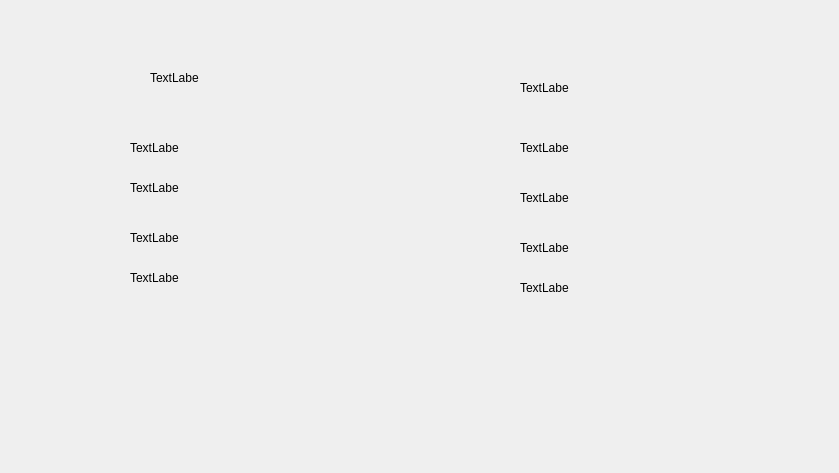
First picture: the form in Military/dialogwiner.ui, repository DmitryBizCode/MilitaryQt, before the edit.
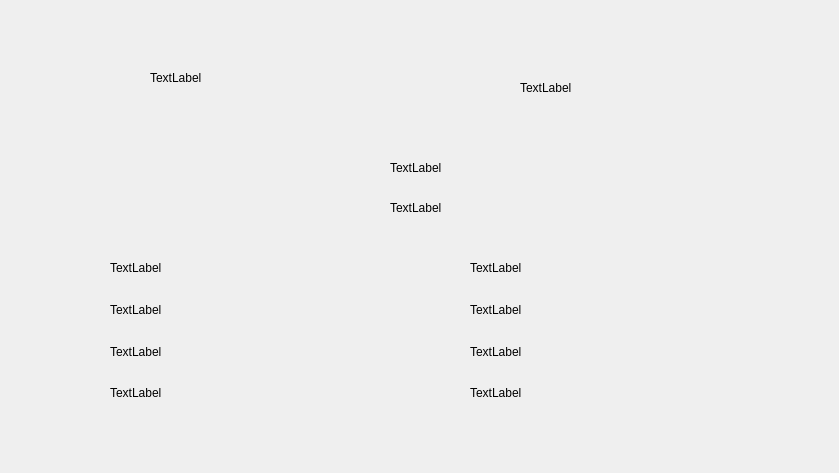
Second picture: the form after the edit.

```diff
--- a/Military/dialogwiner.ui
+++ b/Military/dialogwiner.ui
@@ -18,7 +18,7 @@
     <rect>
      <x>150</x>
      <y>70</y>
-     <width>49</width>
+     <width>151</width>
      <height>16</height>
     </rect>
    </property>
@@ -31,7 +31,7 @@
     <rect>
      <x>520</x>
      <y>80</y>
-     <width>49</width>
+     <width>131</width>
      <height>16</height>
     </rect>
    </property>
@@ -39,103 +39,105 @@
     <string>TextLabel</string>
    </property>
   </widget>
+  <widget class="QWidget" name="verticalLayoutWidget">
+   <property name="geometry">
+    <rect>
+     <x>110</x>
+     <y>250</y>
+     <width>261</width>
+     <height>161</height>
+    </rect>
+   </property>
+   <layout class="QVBoxLayout" name="verticalLayout">
+    <item>
   <widget class="QLabel" name="Ta">
-   <property name="geometry">
-    <rect>
-     <x>130</x>
-     <y>140</y>
-     <width>49</width>
-     <height>16</height>
-    </rect>
-   </property>
    <property name="text">
     <string>TextLabel</string>
    </property>
   </widget>
+    </item>
+    <item>
   <widget class="QLabel" name="Sa">
-   <property name="geometry">
-    <rect>
-     <x>130</x>
-     <y>180</y>
-     <width>49</width>
-     <height>16</height>
-    </rect>
-   </property>
    <property name="text">
     <string>TextLabel</string>
    </property>
   </widget>
+    </item>
+    <item>
   <widget class="QLabel" name="Va">
-   <property name="geometry">
-    <rect>
-     <x>130</x>
-     <y>230</y>
-     <width>49</width>
-     <height>16</height>
-    </rect>
-   </property>
    <property name="text">
     <string>TextLabel</string>
    </property>
   </widget>
+    </item>
+    <item>
   <widget class="QLabel" name="Da">
+      <property name="text">
+       <string>TextLabel</string>
+      </property>
+     </widget>
+    </item>
+   </layout>
+  </widget>
+  <widget class="QWidget" name="verticalLayoutWidget_2">
    <property name="geometry">
     <rect>
-     <x>130</x>
-     <y>270</y>
-     <width>49</width>
-     <height>16</height>
+     <x>470</x>
+     <y>250</y>
+     <width>281</width>
+     <height>161</height>
     </rect>
    </property>
-   <property name="text">
-    <string>TextLabel</string>
-   </property>
-  </widget>
+   <layout class="QVBoxLayout" name="verticalLayout_2">
+    <item>
   <widget class="QLabel" name="Tb">
-   <property name="geometry">
-    <rect>
-     <x>520</x>
-     <y>140</y>
-     <width>49</width>
-     <height>16</height>
-    </rect>
-   </property>
    <property name="text">
     <string>TextLabel</string>
    </property>
   </widget>
+    </item>
+    <item>
   <widget class="QLabel" name="Sb">
-   <property name="geometry">
-    <rect>
-     <x>520</x>
-     <y>190</y>
-     <width>49</width>
-     <height>16</height>
-    </rect>
-   </property>
    <property name="text">
     <string>TextLabel</string>
    </property>
   </widget>
+    </item>
+    <item>
   <widget class="QLabel" name="Vb">
-   <property name="geometry">
-    <rect>
-     <x>520</x>
-     <y>240</y>
-     <width>49</width>
-     <height>16</height>
-    </rect>
-   </property>
    <property name="text">
     <string>TextLabel</string>
    </property>
   </widget>
+    </item>
+    <item>
   <widget class="QLabel" name="Db">
+      <property name="text">
+       <string>TextLabel</string>
+      </property>
+     </widget>
+    </item>
+   </layout>
+  </widget>
+  <widget class="QLabel" name="weatherLabel">
    <property name="geometry">
     <rect>
-     <x>520</x>
-     <y>280</y>
-     <width>49</width>
+     <x>390</x>
+     <y>160</y>
+     <width>391</width>
+     <height>16</height>
+    </rect>
+   </property>
+   <property name="text">
+    <string>TextLabel</string>
+   </property>
+  </widget>
+  <widget class="QLabel" name="TimerQt">
+   <property name="geometry">
+    <rect>
+     <x>390</x>
+     <y>200</y>
+     <width>281</width>
      <height>16</height>
     </rect>
    </property>
```
Lines whose indentation alone changed are shown as unchanged.
